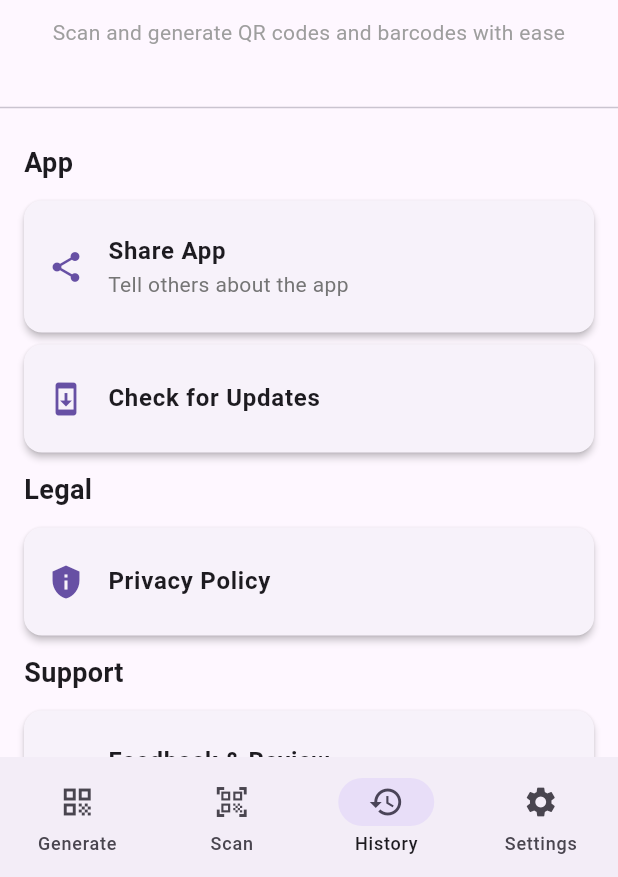
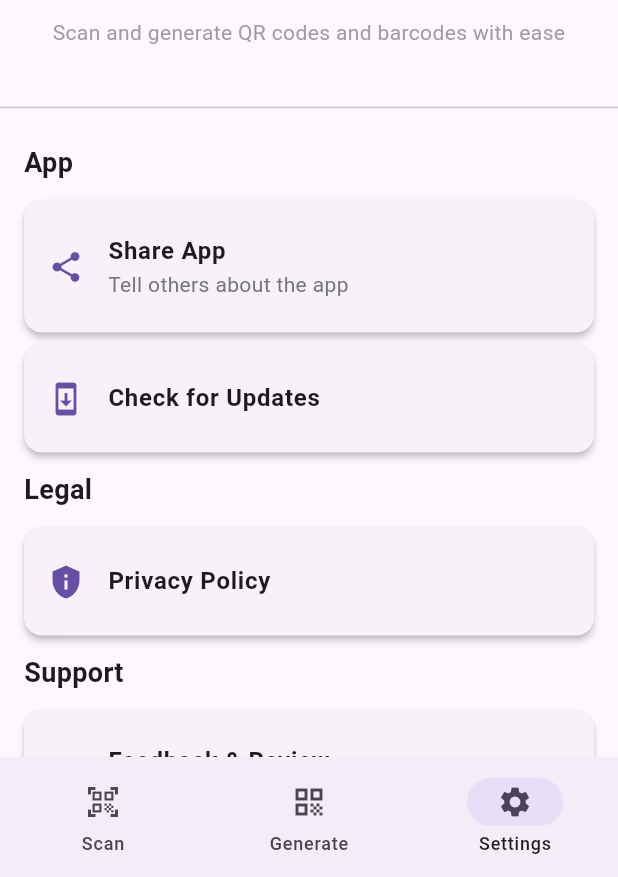
Before and after one commit to bilalparray/qr_scanner_pro, a Flutter app: the screen it shows after launch, item 3 of the bottom bar chosen, on a phone screen of 412 x 824 dp, the part 359-1236 px from its top. Run offline on Flutter 3.47's test engine with Material 3 defaults, Android fonts, the phone set to English and light mode, and no system bars; our stand-ins replace flutter_contacts, image_picker, package_info_plus, permission_handler, qr_flutter, share_plus; missing offline and left inert: add_2_calendar, google_mlkit_barcode_scanning, mobile_scanner, syncfusion_flutter_barcodes, wifi_iot.

```diff
--- a/lib/screens/generate_screen.dart
+++ b/lib/screens/generate_screen.dart
@@ -972,7 +972,6 @@ class _BarcodeHomePageState extends State<BarcodeHomePage>
                         ),
                       ] else ...[
                         ...inputFields.asMap().entries.map((entry) {
-                          final index = entry.key;
                           final field = entry.value;
 
                           return Padding(
--- a/lib/screens/home_screen.dart
+++ b/lib/screens/home_screen.dart
@@ -13,10 +13,9 @@ class HomeScreen extends StatefulWidget {
 class _HomeScreenState extends State<HomeScreen> {
   int _currentIndex = 0;
   final List<Widget> _screens = [
+    const ScanScreen(),
     const BarcodeHomePage(),
-    const ScanScreen(),
     const SettingsPage(),
-    // const FavoritesScreen(),
   ];
 
   @override
@@ -37,21 +36,13 @@ class _HomeScreenState extends State<HomeScreen> {
         },
         destinations: const [
           NavigationDestination(
-            icon: Icon(Icons.qr_code),
-            label: 'Generate',
-          ),
-          NavigationDestination(
             icon: Icon(Icons.qr_code_scanner),
             label: 'Scan',
           ),
           NavigationDestination(
-            icon: Icon(Icons.history),
-            label: 'History',
+            icon: Icon(Icons.qr_code),
+            label: 'Generate',
           ),
-          // NavigationDestination(
-          //   icon: Icon(Icons.favorite),
-          //   label: 'Favorites',
-          // ),
           NavigationDestination(
             icon: Icon(Icons.settings),
             label: 'Settings',
--- a/lib/widgets/globalerrro.dart
+++ b/lib/widgets/globalerrro.dart
@@ -2,7 +2,6 @@
 
 import 'dart:developer' as dev;
 
-import 'package:flutter/foundation.dart';
 import 'package:flutter/material.dart';
 
 class GlobalErrorHandler {
```
Also changed, not shown: # The following adds the Cupertino Icons.yaml (added, +36 -0 lines), pubspec.yaml (+16 -49 lines), pubspec.lock, 1 other file.
